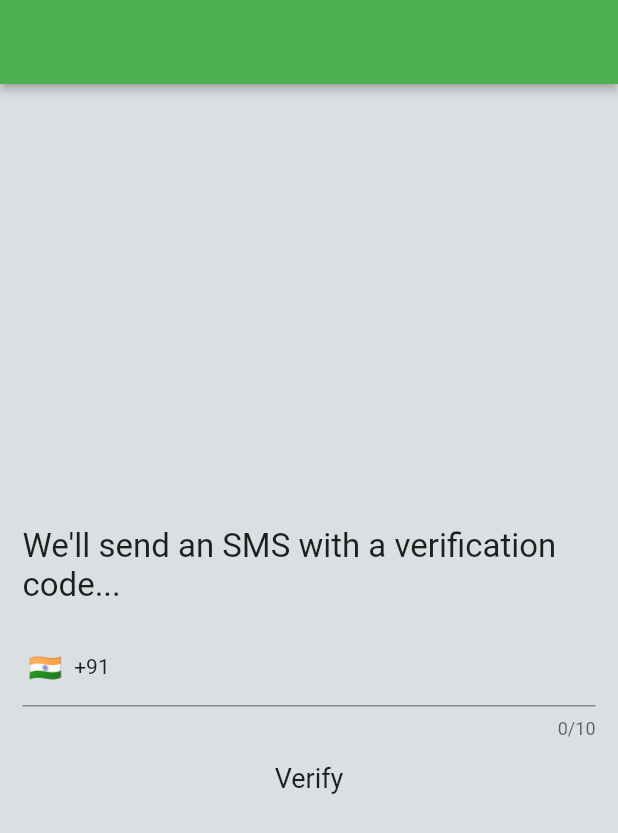
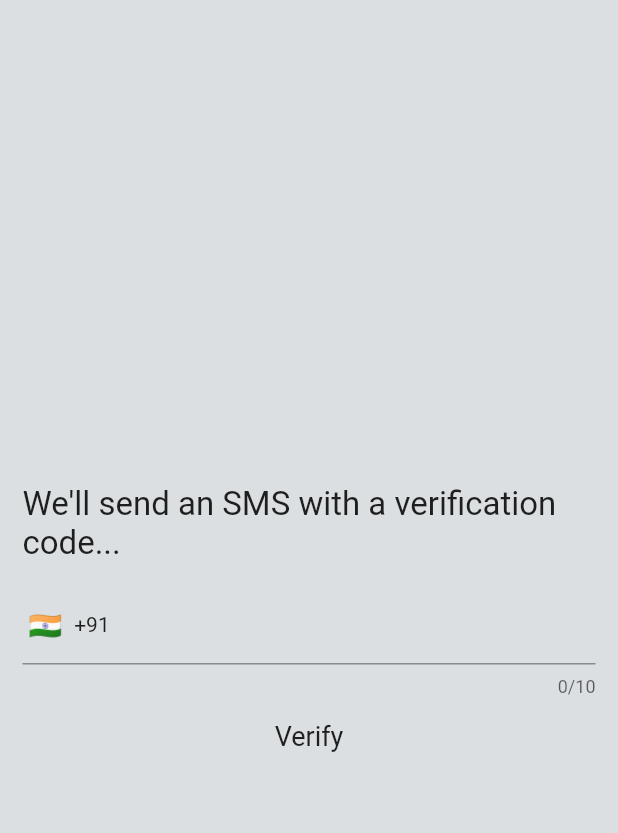
Before and after one commit to rocknraushan/sandesh, a Flutter app: the screen it shows after launch, on a phone screen of 412 x 824 dp. Shown: the top 833 px of the screen. Run offline on Flutter 3.47's test engine with Material 2 defaults, Android fonts, the phone set to English and light mode, and no system bars; drawn by our look-alikes of intl_phone_field; our stand-ins replace firebase_auth, firebase_core, firebase_database, firebase_storage, flutter_local_notifications, fluttertoast and 4 more; missing offline and left inert: easy_container, firebase_phone_auth_handler; accounts and stored records are empty.

Commit message:
Merge remote-tracking branch 'origin/master'
# Conflicts:
#	lib/ConversationScreen/individual_conversation.dart
#	lib/Database/realtime_database_service.dart
#	lib/widgets/chatlist.dart
#	lib/widgets/message_bubble.dart

```diff
--- a/lib/Authscreens/authentication_screen.dart
+++ b/lib/Authscreens/authentication_screen.dart
@@ -34,18 +34,10 @@ class _AuthenticationScreenState extends State<AuthenticationScreen> {
   }
 
 
-
-
-
   @override
   Widget build(BuildContext context) {
     return SafeArea(
       child: Scaffold(
-        appBar: AppBar(
-          primary: true,
-          backgroundColor: Colors.green,
-
-        ),
         body: Padding(
           padding: const EdgeInsets.all(15),
           child: Column(
--- a/lib/Authscreens/verify_phone_number.dart
+++ b/lib/Authscreens/verify_phone_number.dart
@@ -108,7 +108,7 @@ class _VerifyPhoneNumberScreenState extends State<VerifyPhoneNumberScreen>
          DatabaseReference usersRef = ref.child('users');
          await usersRef.child(widget.phoneNumber).once().then((snapshot){
 
-            if(snapshot != null){
+            if(snapshot.snapshot.exists){
               log(VerifyPhoneNumberScreen.id,
               msg: 'Welcome back');
               Navigator.pushNamedAndRemoveUntil(
--- a/lib/HomeScreen/group_screen.dart
+++ b/lib/HomeScreen/group_screen.dart
@@ -44,7 +44,7 @@ class _GroupState extends State<GroupScreen>{
           return AlertDialog(
             backgroundColor: const Color.fromRGBO(0, 128, 106, 1),
             title: const Text(
-              "Add Contact",
+              "Create New Group",
               style: TextStyle(
                 color: Colors.white,
                 fontSize: 14,
```
Also changed, not shown: pubspec.yaml (+4 -4 lines), pubspec.lock.
